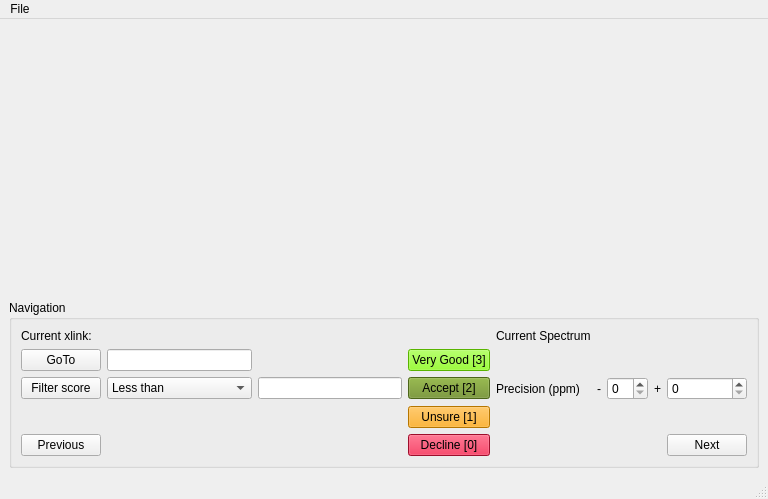
This is qt/spectrum.ui in cschmidtlab/CroCo as Qt 5 draws it before an edit. The edited form follows.
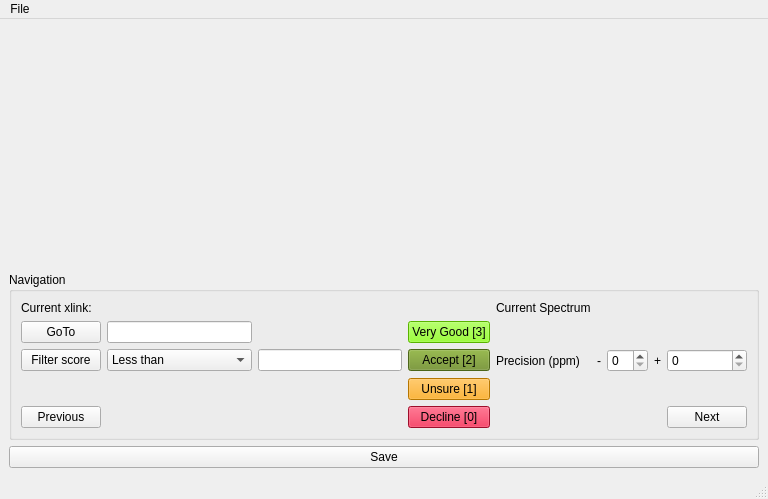
This is the edited form.

Commit message: raw version of rating implemented

```diff
--- a/qt/spectrum.ui
+++ b/qt/spectrum.ui
@@ -23,6 +23,12 @@
     </item>
     <item row="2" column="0">
      <widget class="QGroupBox" name="navigation">
+      <property name="sizePolicy">
+       <sizepolicy hsizetype="Minimum" vsizetype="Minimum">
+        <horstretch>0</horstretch>
+        <verstretch>0</verstretch>
+       </sizepolicy>
+      </property>
       <property name="title">
        <string>Navigation</string>
       </property>
@@ -181,6 +187,13 @@
       </layout>
      </widget>
     </item>
+    <item row="3" column="0">
+     <widget class="QPushButton" name="assign_save_btn">
+      <property name="text">
+       <string>Save</string>
+      </property>
+     </widget>
+    </item>
    </layout>
   </widget>
   <widget class="QMenuBar" name="menubar">
```
Left out of the diff: 2 changed lines with no effect on the pictures. The commit also changes 2 other files.
